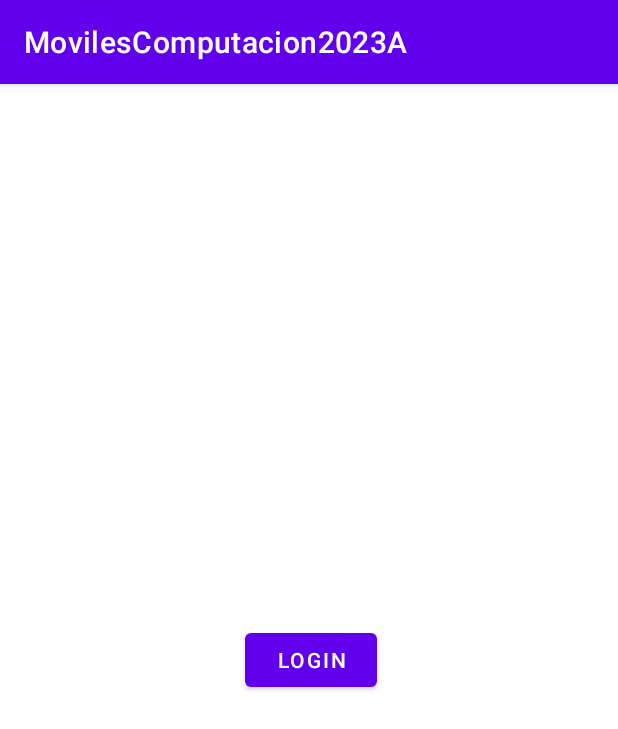
After one commit to 2023-a-moviles-computacion/armendariz-bastidas-andres-eduardo-mov-comp, an Android app: the HFirebaseUIAuth screen opened directly, with no data from a screen before it, on a phone screen of 412 x 824 dp. The commit adds this screen. Shown: the top 729 px of the screen. Run offline under Robolectric (Android 15) with nearby library versions, the phone set to English and light mode, and no system bars; our stand-ins replace Firebase (no records; nobody signed in at launch, a user with empty details on screens opened directly); libraries missing offline, so code that uses them is left out: com.firebase.ui.

Commit message:
Fix error

```diff
--- /dev/null
+++ b/01 - Android/app/src/main/java/com/example/movilescomputacion2023a/HFirebaseUIAuth.kt
@@ -0,0 +1,71 @@
+package com.example.movilescomputacion2023a
+
+import androidx.appcompat.app.AppCompatActivity
+import android.os.Bundle
+import android.view.View
+import android.widget.Button
+import com.firebase.ui.auth.AuthUI
+import com.firebase.ui.auth.FirebaseAuthUIActivityResultContract
+import com.firebase.ui.auth.IdpResponse
+import com.firebase.ui.auth.data.model.FirebaseAuthUIAuthenticationResult
+import com.google.firebase.auth.FirebaseAuth
+
+class HFirebaseUIAuth : AppCompatActivity() {
+
+    //Callback del INTENT de LOGIN
+    private val respuestaLoginAuthUi = registerForActivityResult(
+        FirebaseAuthUIActivityResultContract()
+    ) { res: FirebaseAuthUIAuthenticationResult ->
+        if (res.resultCode === RESULT_OK) {
+            if (res.idpResponse != null) {
+                // Logica de negocio
+                seLogeo(res.idpResponse!!)
+            }
+        }
+    }
+    fun seLogeo(
+        res: IdpResponse
+    ){
+        val btnLogin: Button = findViewById<Button>(R.id.btn_login_firebase)
+        val btnLogout = findViewById<Button>(R.id.btn_logout_firebase)
+        btnLogout.visibility = View.VISIBLE
+        btnLogin.visibility = View.INVISIBLE
+        if(res.isNewUser == true){
+            registrarUsuarioPorPrimeraVez(res)
+        }
+    }
+    fun registrarUsuarioPorPrimeraVez(usuario: IdpResponse){ /* usuario.email; usuario.phoneNumber; usuario.user.name;*/  }
+
+    override fun onCreate(savedInstanceState: Bundle?) {
+        super.onCreate(savedInstanceState)
+        setContentView(R.layout.activity_hfirebase_uiauth)
+
+        val btnLogin = findViewById<Button>(R.id.btn_login_firebase)
+        btnLogin.setOnClickListener {
+            val providers = arrayListOf(
+                // Arreglo de PROVIDERS para logearse
+                // EJ: Correo, Facebook, Twitter, Google,
+                AuthUI.IdpConfig.EmailBuilder().build()
+            )
+            // Construimos el intent de login
+            val logearseIntent = AuthUI.getInstance()
+                .createSignInIntentBuilder()
+                .setAvailableProviders(providers)
+                .build()
+            // RESPUESTA DEL INTENT DE LOGIN
+            respuestaLoginAuthUi.launch(logearseIntent)
+        }
+        val btnLogout = findViewById<Button>(R.id.btn_logout_firebase)
+        btnLogout.setOnClickListener { seDeslogeo() }
+    }
+
+
+
+    fun seDeslogeo(){
+        val btnLogin = findViewById<Button>(R.id.btn_login_firebase)
+        val btnLogout = findViewById<Button>(R.id.btn_logout_firebase)
+        btnLogout.visibility = View.INVISIBLE
+        btnLogin.visibility = View.VISIBLE
+        FirebaseAuth.getInstance().signOut()
+    }
+}
--- /dev/null
+++ b/01 - Android/app/src/main/res/layout/activity_hfirebase_uiauth.xml
@@ -0,0 +1,33 @@
+<?xml version="1.0" encoding="utf-8"?>
+<androidx.constraintlayout.widget.ConstraintLayout xmlns:android="http://schemas.android.com/apk/res/android"
+    xmlns:app="http://schemas.android.com/apk/res-auto"
+    xmlns:tools="http://schemas.android.com/tools"
+    android:layout_width="match_parent"
+    android:layout_height="match_parent"
+    tools:context=".HFirebaseUIAuth">
+
+
+    <Button
+        android:id="@+id/btn_logout_firebase"
+        android:layout_width="wrap_content"
+        android:layout_height="wrap_content"
+        android:layout_marginBottom="20dp"
+        android:text="Logout"
+        android:visibility="invisible"
+        app:layout_constraintBottom_toTopOf="@+id/btn_login_firebase"
+        app:layout_constraintEnd_toEndOf="@+id/btn_login_firebase"
+        app:layout_constraintHorizontal_bias="1.0"
+        app:layout_constraintStart_toStartOf="@+id/btn_login_firebase" />
+
+    <Button
+        android:id="@+id/btn_login_firebase"
+        android:layout_width="wrap_content"
+        android:layout_height="wrap_content"
+        android:text="Login"
+        app:layout_constraintBottom_toBottomOf="parent"
+        app:layout_constraintEnd_toEndOf="parent"
+        app:layout_constraintHorizontal_bias="0.504"
+        app:layout_constraintStart_toStartOf="parent"
+        app:layout_constraintTop_toTopOf="parent" />
+
+</androidx.constraintlayout.widget.ConstraintLayout>
--- a/01 - Android/app/src/main/res/values/strings.xml
+++ b/01 - Android/app/src/main/res/values/strings.xml
@@ -17,4 +17,5 @@
         <item>Miercoles</item>
     </string-array>
     <string name="title_activity_cintent_explicito_parametros">CIntentExplicitoParametros</string>
+    <string name="title_activity_google_maps_inicio">GoogleMapsInicio</string>
 </resources>
--- a/01 - Android/build.gradle
+++ b/01 - Android/build.gradle
@@ -1,8 +1,14 @@
+buildscript {
+    dependencies {
+        classpath 'com.google.gms:google-services:4.3.13'
+    }
+}
 // Top-level build file where you can add configuration options common to all sub-projects/modules.
 plugins {
     id 'com.android.application' version '7.2.0' apply false
     id 'com.android.library' version '7.2.0' apply false
     id 'org.jetbrains.kotlin.android' version '1.6.10' apply false
+    id 'com.google.android.libraries.mapsplatform.secrets-gradle-plugin' version '2.0.1' apply false
 }
 
 task clean(type: Delete) {
```
Also changed, not shown: 01 - Android/app/build.gradle (+11 -1 lines), 01 - Android/app/src/main/AndroidManifest.xml (+28 -0 lines), 01 - Android/app/src/main/java/com/example/movilescomputacion2023a/GGoogleMapsActivity.kt (added, +223 -0 lines), 01 - Android/app/src/main/java/com/example/movilescomputacion2023a/GoogleMapsInicio.kt (added, +48 -0 lines), 01 - Android/app/src/main/java/com/example/movilescomputacion2023a/MainActivity.kt (+12 -0 lines), 01 - Android/app/src/main/res/layout/activity_ggoogle_maps.xml (added, +31 -0 lines), 01 - Android/app/src/main/res/layout/activity_google_maps_inicio.xml (added, +9 -0 lines), 01 - Android/app/src/main/res/layout/activity_main.xml (+22 -0 lines).
